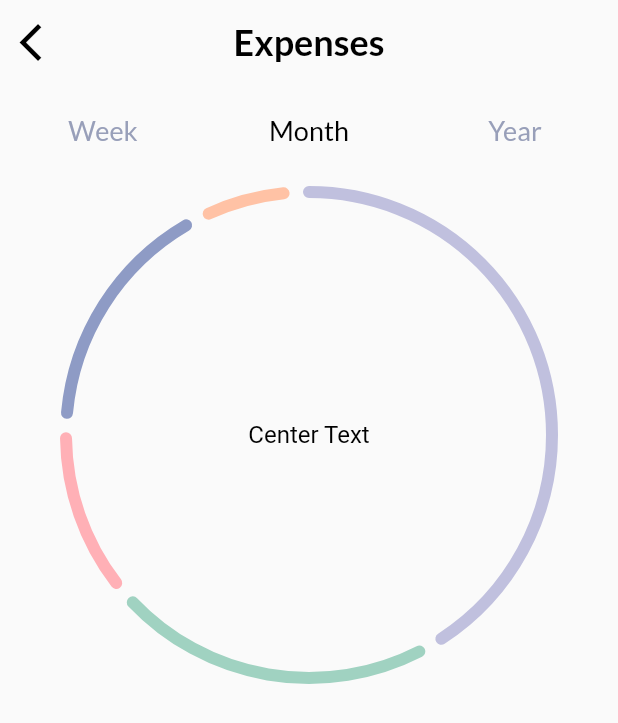
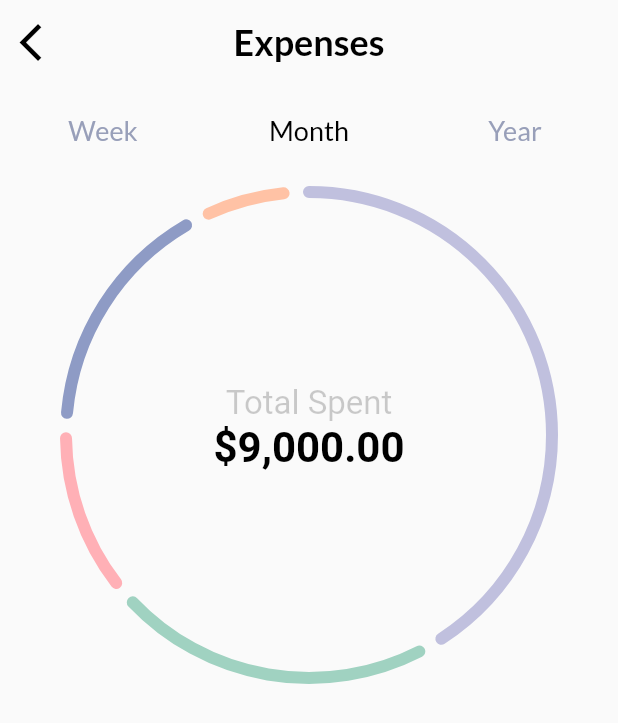
Before and after one commit to vintx64/flutter_replicate_card_transaction, a Flutter app: the screen it shows after launch, on a phone screen of 412 x 824 dp. Shown: the top 723 px of the screen. Run offline on Flutter 3.47's test engine with Material 2 defaults, Android fonts, the phone set to English and light mode, and no system bars.

Commit message:
adding animations to pie chart

```diff
--- a/lib/features/home/presentation/views/widgets/custom_pie_chart.dart
+++ b/lib/features/home/presentation/views/widgets/custom_pie_chart.dart
@@ -1,91 +1,3 @@
-// import 'dart:math';
-
-// import 'package:flutter/material.dart';
-
-// class MockData {
-//   final String expenseName;
-//   final double value;
-//   final int transactions;
-//   final double percentage;
-//   final Color color;
-
-//   MockData(this.expenseName, this.value, this.transactions, this.percentage,
-//       this.color);
-// }
-
-// class CustomPieChart extends StatelessWidget {
-//   CustomPieChart({super.key});
-//   final List<MockData> mockDataList = [
-//     MockData('Shopping', 3500, 73, 0.5, const Color.fromRGBO(192, 192, 222, 1)),
-//     MockData(
-//         'Wellness', 1750, 73, 0.25, const Color.fromRGBO(160, 210, 193, 1)),
-//     MockData(
-//         'Transport', 875, 73, 0.125, const Color.fromRGBO(255, 176, 182, 1)),
-//     MockData('Bars & Resturants', 437.50, 73, 0.0625,
-//         const Color.fromRGBO(255, 194, 165, 1)),
-//     MockData('Subscriptions', 4186, 73, 0.185,
-//         const Color.fromRGBO(142, 155, 197, 1)),
-//   ];
-//   @override
-//   Widget build(BuildContext context) {
-//     return PieChartWidget(mockDataList);
-//   }
-// }
-
-// class PieChartWidget extends StatefulWidget {
-//   final List<MockData> mockDataList;
-
-//   const PieChartWidget(this.mockDataList, {super.key});
-
-//   @override
-//   State<PieChartWidget> createState() => _PieChartWidgetState();
-// }
-
-// class _PieChartWidgetState extends State<PieChartWidget> {
-//   @override
-//   Widget build(BuildContext context) {
-//     return CustomPaint(
-//       painter: PieChartPainter(widget.mockDataList, 6),
-//       child: Container(),
-//     );
-//   }
-// }
-
-// class PieChartPainter extends CustomPainter {
-//   final List<MockData> mockDataList;
-//   final double gapSize;
-//   PieChartPainter(
-//     this.mockDataList,
-//     this.gapSize,
-//   );
-//   @override
-//   void paint(Canvas canvas, Size size) {
-//     final c = Offset(size.width / 2.0, size.height / 2.0);
-//     final raidus = size.width * 0.9;
-//     final rect = Rect.fromCenter(center: c, width: raidus, height: raidus);
-//     var totalPercentage =
-//         mockDataList.fold(0.0, (sum, data) => sum + data.percentage);
-//     var totalGapSize = gapSize * mockDataList.length;
-//     var totalAngle = 360.0 - totalGapSize;
-//     var gapAngle = gapSize * pi / 180.0;
-//     var startAngle = 0.0;
-
-//     for (var di in mockDataList) {
-//       var normalizedPercentage = di.percentage / totalPercentage;
-//       var sweepAngle = normalizedPercentage * totalAngle * pi / 180.0;
-//       final paint = Paint()
-//         ..strokeCap = StrokeCap.round
-//         ..style = PaintingStyle.stroke
-//         ..strokeWidth = 10
-//         ..color = di.color;
-//       canvas.drawArc(rect, startAngle, sweepAngle, false, paint);
-//       startAngle += sweepAngle + gapAngle;
-//     }
-//   }
-
-//   @override
-//   bool shouldRepaint(covariant CustomPainter oldDelegate) => true;
-// }
 import 'dart:math';
 import 'package:flutter/material.dart';
 
@@ -100,39 +12,95 @@ class ExpenseData {
 class ExpenseRepository {
   List<ExpenseData> getExpenses() {
     return [
-      ExpenseData('Shopping', 0.5, Color.fromRGBO(192, 192, 222, 1)),
-      ExpenseData('Wellness', 0.25, Color.fromRGBO(160, 210, 193, 1)),
-      ExpenseData('Transport', 0.125, Color.fromRGBO(255, 176, 182, 1)),
-      ExpenseData('Subscriptions', 0.185, Color.fromRGBO(142, 155, 197, 1)),
+      ExpenseData('Shopping', 0.5, const Color.fromRGBO(192, 192, 222, 1)),
+      ExpenseData('Wellness', 0.25, const Color.fromRGBO(160, 210, 193, 1)),
+      ExpenseData('Transport', 0.125, const Color.fromRGBO(255, 176, 182, 1)),
       ExpenseData(
-          'Bars & Restaurants', 0.0625, Color.fromRGBO(255, 194, 165, 1)),
+          'Subscriptions', 0.185, const Color.fromRGBO(142, 155, 197, 1)),
+      ExpenseData(
+          'Bars & Restaurants', 0.0625, const Color.fromRGBO(255, 194, 165, 1)),
     ];
   }
 }
 
-class CustomPieChart extends StatelessWidget {
-  final ExpenseRepository repository = ExpenseRepository();
+class CustomPieChart extends StatefulWidget {
+  @override
+  _CustomPieChartState createState() => _CustomPieChartState();
+}
 
-  CustomPieChart({super.key});
+class _CustomPieChartState extends State<CustomPieChart>
+    with SingleTickerProviderStateMixin {
+  late AnimationController _animationController;
+  late Animation<double> _rotationAnimation;
+  late Animation<double> _textOpacityAnimation;
+
+  @override
+  void initState() {
+    super.initState();
+
+    _animationController = AnimationController(
+      vsync: this,
+      duration: Duration(seconds: 2),
+    );
+
+    _rotationAnimation = Tween(begin: 0.0, end: 1.0).animate(
+      CurvedAnimation(
+        parent: _animationController,
+        curve: Curves.easeInOut,
+      ),
+    );
+
+    _textOpacityAnimation = Tween(begin: 0.0, end: 1.0).animate(
+      CurvedAnimation(
+        parent: _animationController,
+        curve: Interval(0.6, 1.0),
+      ),
+    );
+
+    _animationController.forward();
+  }
 
   @override
   Widget build(BuildContext context) {
-    final mockDataList = repository.getExpenses();
-    return PieChartWidget(mockDataList, gapSize: 6);
+    final mockDataList = ExpenseRepository().getExpenses();
+    return AnimatedBuilder(
+      animation: _animationController,
+      builder: (context, child) {
+        return PieChartWidget(
+          expenseDataList: mockDataList,
+          rotation: _rotationAnimation.value * 360.0,
+          textOpacity: _textOpacityAnimation.value,
+        );
+      },
+    );
+  }
+
+  @override
+  void dispose() {
+    _animationController.dispose();
+    super.dispose();
   }
 }
 
 class PieChartWidget extends StatelessWidget {
   final List<ExpenseData> expenseDataList;
-  final double gapSize;
+  final double rotation;
+  final double textOpacity;
 
-  const PieChartWidget(this.expenseDataList,
-      {super.key, required this.gapSize});
+  const PieChartWidget({
+    required this.expenseDataList,
+    required this.rotation,
+    required this.textOpacity,
+  });
 
   @override
   Widget build(BuildContext context) {
     return CustomPaint(
-      painter: PieChartPainter(expenseDataList, gapSize),
+      painter: PieChartPainter(
+        expenseDataList: expenseDataList,
+        rotation: rotation,
+        textOpacity: textOpacity,
+      ),
       child: Container(),
     );
   }
@@ -140,9 +108,15 @@ class PieChartWidget extends StatelessWidget {
 
 class PieChartPainter extends CustomPainter {
   final List<ExpenseData> expenseDataList;
-  final double gapSize;
+  final double rotation;
+  final double textOpacity;
+  final double gapSize = 6; // Adjust the gap size between arcs
 
-  PieChartPainter(this.expenseDataList, this.gapSize);
+  PieChartPainter({
+    required this.expenseDataList,
+    required this.rotation,
+    required this.textOpacity,
+  });
 
   @override
   void paint(Canvas canvas, Size size) {
@@ -152,34 +126,65 @@ class PieChartPainter extends CustomPainter {
 
     var totalPercentage =
         expenseDataList.fold(0.0, (sum, data) => sum + data.percentage);
-    var totalGapSize = gapSize * expenseDataList.length;
-    var totalAngle = 360.0 - totalGapSize;
+    var totalAngle = 360.0;
+    var gapCount = expenseDataList.length;
+    var totalGapSize = gapCount * gapSize;
+    var remainingAngle = totalAngle - totalGapSize;
     var gapAngle = gapSize * pi / 180.0;
-    var startAngle = -pi / 2.0;
+
+    var startAngle = (-pi / 2.0) + (rotation * pi / 180.0);
 
     for (var data in expenseDataList) {
       var normalizedPercentage = data.percentage / totalPercentage;
-      var sweepAngle = normalizedPercentage * totalAngle * pi / 180.0;
+      var sweepAngle = normalizedPercentage * remainingAngle * pi / 180.0;
+
       final paint = Paint()
         ..strokeCap = StrokeCap.round
         ..style = PaintingStyle.stroke
         ..strokeWidth = 8
         ..color = data.color;
+
       canvas.drawArc(rect, startAngle, sweepAngle, false, paint);
 
       startAngle += sweepAngle + gapAngle;
     }
-    final textPainter = TextPainter(
+
+    final textPainter1 = TextPainter(
       text: TextSpan(
-        text: 'Center Text', // Replace with your desired text
-        style: TextStyle(fontSize: 16, color: Colors.black),
+        text: 'Total Spent',
+        style: TextStyle(
+          fontSize: 22,
+          color: Colors.black.withOpacity(0.2 * textOpacity),
+        ),
       ),
       textDirection: TextDirection.ltr,
     );
-    textPainter.layout(minWidth: 0, maxWidth: size.width);
-    final textX = center.dx - textPainter.width / 2;
-    final textY = center.dy - textPainter.height / 2;
-    textPainter.paint(canvas, Offset(textX, textY));
+    textPainter1.layout();
+
+    final textPainter2 = TextPainter(
+      text: TextSpan(
+        text: '\$9,000.00',
+        style: TextStyle(
+          fontSize: 28,
+          fontWeight: FontWeight.bold,
+          color: Colors.black.withOpacity(textOpacity),
+        ),
+      ),
+      textDirection: TextDirection.ltr,
+    );
+    textPainter2.layout();
+
+    final text1Offset = Offset(
+      center.dx - textPainter1.width / 2,
+      center.dy - textPainter1.height - 8,
+    );
+    textPainter1.paint(canvas, text1Offset);
+
+    final text2Offset = Offset(
+      center.dx - textPainter2.width / 2,
+      center.dy - 8,
+    );
+    textPainter2.paint(canvas, text2Offset);
   }
 
   @override
```
